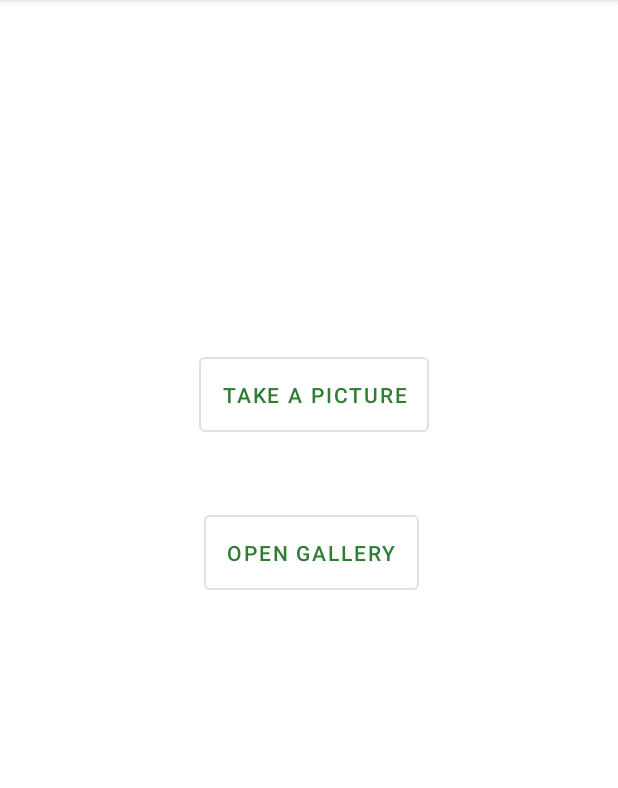
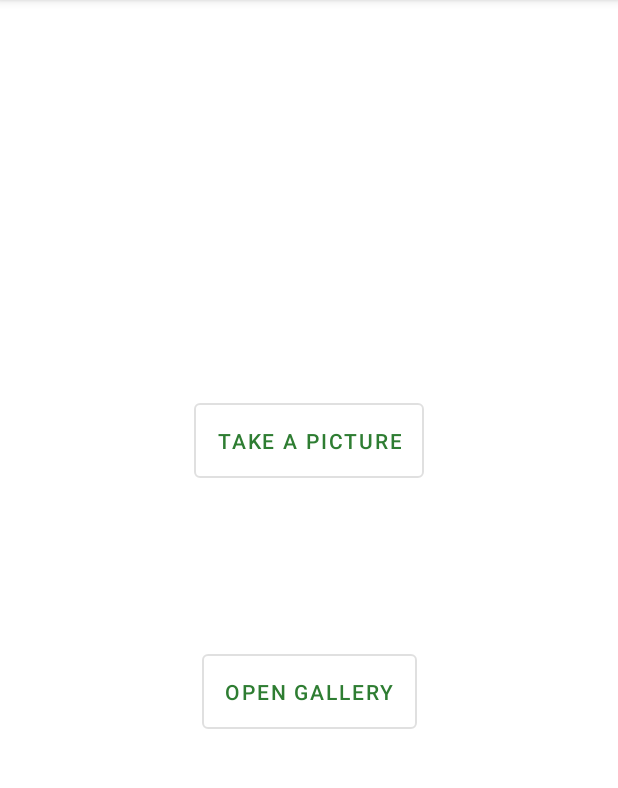
Before and after one commit to abdurahmanovart/Mushroomtify, an Android app: the screen it shows after launch (MainActivity), on a phone screen of 412 x 824 dp, the part 84-872 px from its top. Run offline under Robolectric (Android 15) with nearby library versions, the phone set to English and light mode, and no system bars.

Commit message:
Fixed mush names, russian translation

```diff
--- a/app/src/main/res/layout/activity_main.xml
+++ b/app/src/main/res/layout/activity_main.xml
@@ -12,26 +12,29 @@
         style="@style/Widget.MaterialComponents.Button.OutlinedButton"
         android:layout_width="wrap_content"
         android:layout_height="wrap_content"
-        android:layout_marginTop="232dp"
+        android:gravity="center_horizontal"
         android:padding="@dimen/button_padding"
         android:text="@string/take_picture_btn_text"
         android:textSize="14sp"
+        app:layout_constraintBottom_toTopOf="@+id/open_gallery_button"
         app:layout_constraintEnd_toEndOf="parent"
-        app:layout_constraintHorizontal_bias="0.512"
         app:layout_constraintStart_toStartOf="parent"
-        app:layout_constraintTop_toTopOf="parent" />
+        app:layout_constraintTop_toTopOf="parent"
+        app:layout_constraintVertical_bias="0.713" />
 
     <Button
         android:id="@+id/open_gallery_button"
         style="@style/Widget.MaterialComponents.Button.OutlinedButton"
         android:layout_width="wrap_content"
         android:layout_height="wrap_content"
-        android:layout_marginStart="3dp"
-        android:layout_marginTop="43dp"
+        android:gravity="center_horizontal"
         android:padding="@dimen/button_padding"
         android:text="@string/open_gallery_btn_text"
         android:textSize="14sp"
-        app:layout_constraintStart_toStartOf="@+id/take_picture_button"
-        app:layout_constraintTop_toBottomOf="@+id/take_picture_button" />
+        app:layout_constraintBottom_toBottomOf="parent"
+        app:layout_constraintEnd_toEndOf="parent"
+        app:layout_constraintStart_toStartOf="parent"
+        app:layout_constraintTop_toTopOf="parent"
+        app:layout_constraintVertical_bias="0.609" />
 
 </androidx.constraintlayout.widget.ConstraintLayout>
--- a/app/src/main/res/values/strings.xml
+++ b/app/src/main/res/values/strings.xml
@@ -32,14 +32,13 @@
         <item>Satan\'s bolete</item>
         <item>Chanterelle</item>
         <item>Mica cap</item>
-        <item>Tinder fungus</item>
+        <item>Tinder conk</item>
         <item>Red belt conk</item>
         <item>Funeral bell mushroom</item>
         <item>Beeswax bracket</item>
         <item>Sulphur tuft</item>
         <item>Saffron milk cap</item>
-        <item>False saffron milk cap</item>
-        <item>Boletus melaneus</item>
+        <item>Orange milk cap</item>
         <item>Brown birch bolete</item>
         <item>Birch bolete</item>
         <item>Mottled bolete</item>
@@ -58,7 +57,7 @@
         <item>Slippery jack</item>
         <item>Coriolus versicolor</item>
         <item>Yellow knight mushroom</item>
-        <item>Red cracking bolete</item>
+        <item>Boletus chrysenteron</item>
     </string-array>
 
 
```
Also changed, not shown: 1 other file.
